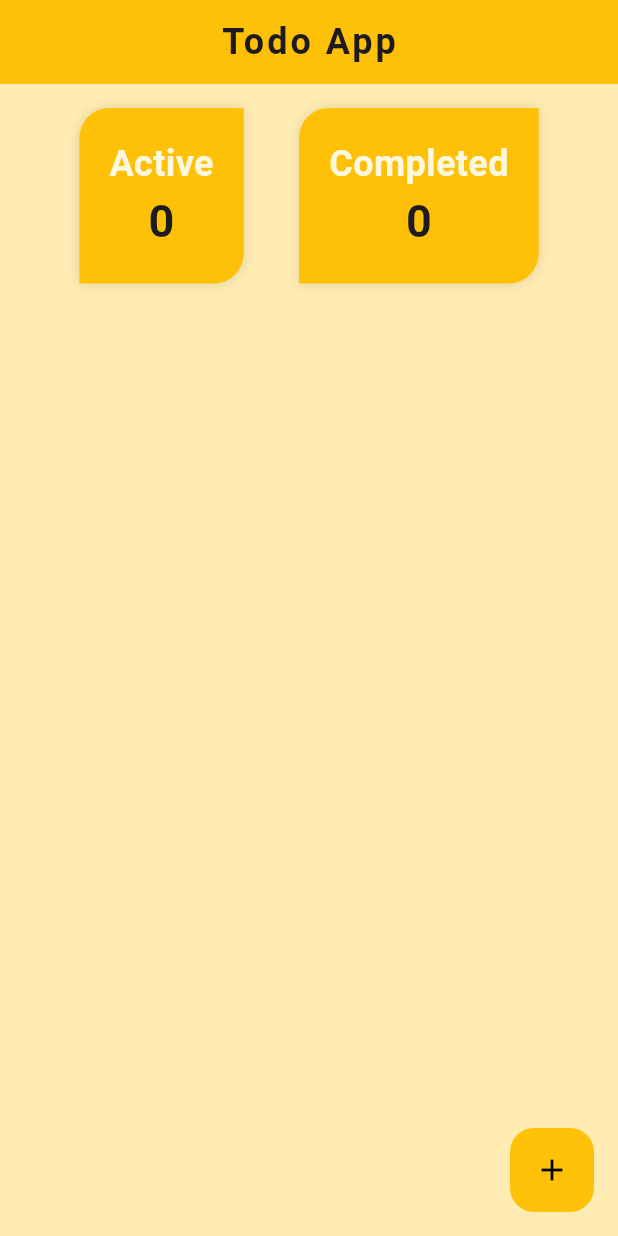
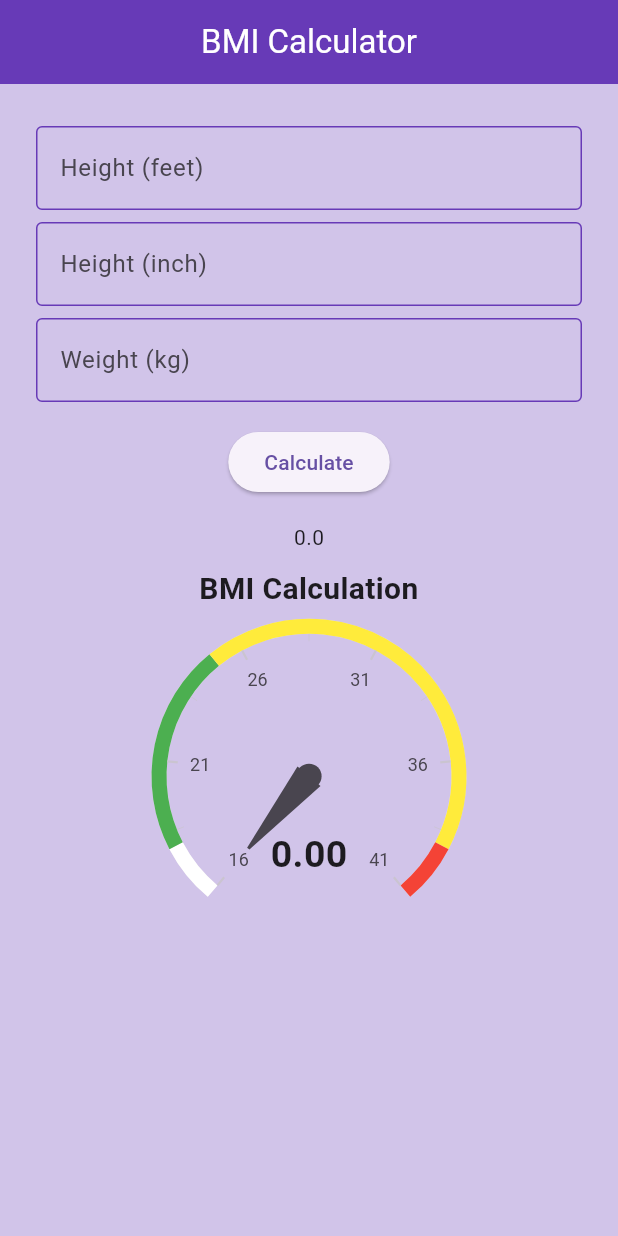
Before and after one commit to arifuzzaman292750/calculator_app_ostad, a Flutter app: the screen it shows after launch, on a phone screen of 412 x 824 dp. Run offline on Flutter 3.47's test engine with Material 3 defaults, Android fonts, the phone set to English and light mode, and no system bars; drawn by our look-alikes of syncfusion_flutter_gauges; our stand-ins replace shimmer.

Commit message:
add bmi app

```diff
--- a/lib/app/my_app.dart
+++ b/lib/app/my_app.dart
@@ -1,7 +1,6 @@
-import 'package:batch_9_apps/features/calculator/ui/screens/calculator_screen.dart';
+import 'package:batch_9_apps/features/bmi_app/ui/screens/bmi_screen.dart';
 import 'package:batch_9_apps/features/expense-tracker/ui/screens/expense_tracker_screen.dart';
-import 'package:batch_9_apps/features/todo_app/ui/screens/todo_app_screen.dart';
-import 'package:batch_9_apps/features/water-tracker/ui/screens/water_tracker_screen.dart';
+import 'package:batch_9_apps/features/rest_api_concept/ui/screens/rest_api_screen.dart';
 import 'package:flutter/material.dart';
 
 class MyApp extends StatelessWidget {
@@ -11,7 +10,7 @@ class MyApp extends StatelessWidget {
   Widget build(BuildContext context) {
     return MaterialApp(
       debugShowCheckedModeBanner: false,
-      home: TodoAppScreen(),
+      home: BmiScreen(),
     );
   }
 }
--- /dev/null
+++ b/lib/features/bmi_app/ui/screens/bmi_screen.dart
@@ -0,0 +1,218 @@
+import 'package:flutter/material.dart';
+import 'package:syncfusion_flutter_gauges/gauges.dart';
+
+class BmiScreen extends StatefulWidget {
+  const BmiScreen({super.key});
+
+  @override
+  State<BmiScreen> createState() => _BmiScreenState();
+}
+
+class _BmiScreenState extends State<BmiScreen> {
+  final TextEditingController _feetTEController = TextEditingController();
+  final TextEditingController _inchTEController = TextEditingController();
+  final TextEditingController _weightTEController = TextEditingController();
+
+  late double bmiResult = 0.0;
+
+  @override
+  Widget build(BuildContext context) {
+    return Scaffold(
+      backgroundColor: Colors.deepPurple.shade100,
+      appBar: AppBar(
+        backgroundColor: Colors.deepPurple,
+        foregroundColor: Colors.white,
+        title: Text('BMI Calculator'),
+        centerTitle: true,
+      ),
+      body: Padding(
+        padding: const EdgeInsets.symmetric(horizontal: 24.0, vertical: 16),
+        child: SingleChildScrollView(
+          child: Column(
+            children: [
+              SizedBox(height: 12),
+              TextFormField(
+                controller: _feetTEController,
+                keyboardType: TextInputType.number,
+                decoration: InputDecoration(
+                  labelText: 'Height (feet)',
+                  border: OutlineInputBorder(
+                    borderSide: BorderSide(
+                      color: Colors.deepPurple,
+                      width: 1,
+                    ),
+                  ),
+                  enabledBorder: OutlineInputBorder(
+                    borderSide: BorderSide(
+                      color: Colors.deepPurple,
+                      width: 1,
+                    ),
+                  ),
+                  focusedBorder: OutlineInputBorder(
+                    borderSide: BorderSide(
+                      color: Colors.deepPurple,
+                      width: 1,
+                    ),
+                  ),
+                ),
+              ),
+              SizedBox(height: 8),
+              TextFormField(
+                controller: _inchTEController,
+                keyboardType: TextInputType.number,
+                decoration: InputDecoration(
+                  labelText: 'Height (inch)',
+                  border: OutlineInputBorder(
+                    borderSide: BorderSide(
+                      color: Colors.deepPurple,
+                      width: 1,
+                    ),
+                  ),
+                  enabledBorder: OutlineInputBorder(
+                    borderSide: BorderSide(
+                      color: Colors.deepPurple,
+                      width: 1,
+                    ),
+                  ),
+                  focusedBorder: OutlineInputBorder(
+                    borderSide: BorderSide(
+                      color: Colors.deepPurple,
+                      width: 1,
+                    ),
+                  ),
+                ),
+              ),
+              SizedBox(height: 8),
+              TextFormField(
+                controller: _weightTEController,
+                keyboardType: TextInputType.number,
+                decoration: InputDecoration(
+                  labelText: 'Weight (kg)',
+                  border: OutlineInputBorder(
+                    borderSide: BorderSide(
+                      color: Colors.deepPurple,
+                      width: 1,
+                    ),
+                  ),
+                  enabledBorder: OutlineInputBorder(
+                    borderSide: BorderSide(
+                      color: Colors.deepPurple,
+                      width: 1,
+                    ),
+                  ),
+                  focusedBorder: OutlineInputBorder(
+                    borderSide: BorderSide(
+                      color: Colors.deepPurple,
+                      width: 1,
+                    ),
+                  ),
+                ),
+              ),
+              SizedBox(height: 16),
+              ElevatedButton(
+                onPressed: () {
+                  _bmiCalculation();
+                  _clearTextFormFields();
+                },
+                child: Text('Calculate'),
+              ),
+              SizedBox(height: 16),
+              Text(bmiResult.toString()),
+              SizedBox(height: 10),
+              SizedBox(
+                height: 250,
+                width: 300,
+                child: SfRadialGauge(
+                  title: GaugeTitle(
+                    text: 'BMI Calculation',
+                    textStyle: const TextStyle(
+                        fontSize: 20.0, fontWeight: FontWeight.bold),
+                  ),
+                  axes: <RadialAxis>[
+                    RadialAxis(
+                      minimum: 16,
+                      maximum: 41,
+                      ranges: <GaugeRange>[
+                        GaugeRange(
+                          startValue: 16,
+                          endValue: 18,
+                          color: Colors.white,
+                          startWidth: 10,
+                          endWidth: 10,
+                        ),
+                        GaugeRange(
+                          startValue: 18,
+                          endValue: 25,
+                          color: Colors.green,
+                          startWidth: 10,
+                          endWidth: 10,
+                        ),
+                        GaugeRange(
+                          startValue: 25,
+                          endValue: 39,
+                          color: Colors.yellow,
+                          startWidth: 10,
+                          endWidth: 10,
+                        ),
+                        GaugeRange(
+                          startValue: 39,
+                          endValue: 41,
+                          color: Colors.red,
+                          startWidth: 10,
+                          endWidth: 10,
+                        ),
+                      ],
+                      pointers: <GaugePointer>[
+                        NeedlePointer(value: bmiResult),
+                      ],
+                      annotations: <GaugeAnnotation>[
+                        GaugeAnnotation(
+                            widget: Container(
+                              child: Text(
+                                bmiResult.toStringAsFixed(2),
+                                style: TextStyle(
+                                  fontSize: 25,
+                                  fontWeight: FontWeight.bold,
+                                ),
+                              ),
+                            ),
+                            angle: 90,
+                            positionFactor: 0.5),
+                      ],
+                    ),
+                  ],
+                ),
+              ),
+            ],
+          ),
+        ),
+      ),
+    );
+  }
+
+  void _bmiCalculation() {
+    double feet = double.tryParse(_feetTEController.text) ?? 0;
+    double inch = double.tryParse(_feetTEController.text) ?? 0;
+    double weight = double.tryParse(_feetTEController.text) ?? 0;
+
+    double heightInMeters =
+        (((feet * 12) + inch) * 0.0254); // Convert feet to meters
+
+    bmiResult = weight / (heightInMeters * heightInMeters);
+    setState(() {});
+  }
+
+  void _clearTextFormFields() {
+    _feetTEController.clear();
+    _inchTEController.clear();
+    _weightTEController.clear();
+  }
+
+  @override
+  void dispose() {
+    _feetTEController.dispose();
+    _inchTEController.dispose();
+    _weightTEController.dispose();
+    super.dispose();
+  }
+}
--- a/pubspec.yaml
+++ b/pubspec.yaml
@@ -35,6 +35,9 @@ dependencies:
   # Use with the CupertinoIcons class for iOS style icons.
   cupertino_icons: ^1.0.8
   intl: ^0.20.2
+  http: ^1.3.0
+  shimmer: ^3.0.0
+  syncfusion_flutter_gauges: ^28.2.6
 
 dev_dependencies:
   flutter_test:
```
Also changed, not shown: lib/features/rest_api_concept/ui/screens/rest_api_screen.dart (added, +153 -0 lines), pubspec.lock.
